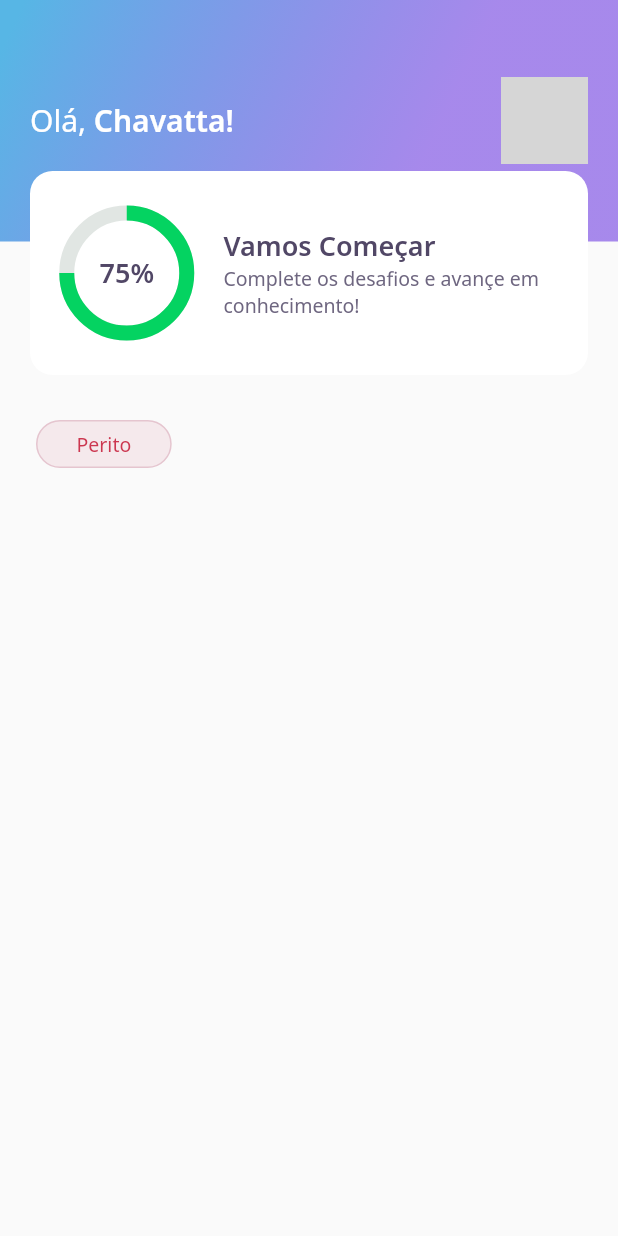
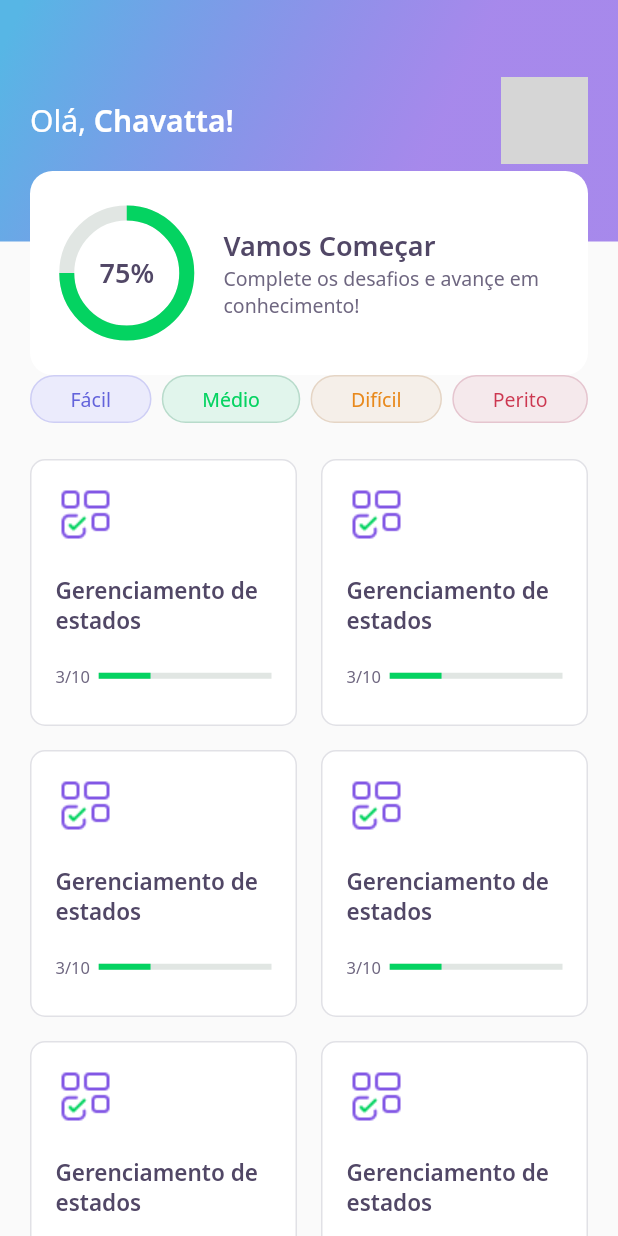
Before and after one commit to chavatta/NLW-05, a Flutter app: the screen it shows after launch, on a phone screen of 412 x 824 dp. Run offline on Flutter 3.47's test engine with Material 2 defaults, Android fonts, the phone set to English and light mode, and no system bars; our stand-ins replace google_fonts; network calls fail; grey boxes are pictures that could not be loaded.

Commit message:
Finalização da HomePage

```diff
--- a/lib/home/home_page.dart
+++ b/lib/home/home_page.dart
@@ -1,5 +1,6 @@
 import 'package:DevQuiz/home/widgets/appBar/app_bar_widgets.dart';
 import 'package:DevQuiz/home/widgets/levelButton/level_button_widget.dart';
+import 'package:DevQuiz/home/widgets/quiz_card/quiz_card_widget.dart';
 import 'package:flutter/material.dart';
 
 class HomePage extends StatefulWidget {
@@ -15,15 +16,45 @@ class _HomePageState extends State<HomePage> {
     return Scaffold(
       appBar: AppBarWidgets(),
       body: Padding(
-        padding: const EdgeInsets.symmetric(horizontal: 24, vertical: 30),
-        child: Container(
+        padding: const EdgeInsets.symmetric(horizontal: 20),
         child: Column(
           children: [
+            Row(
+              mainAxisAlignment: MainAxisAlignment.spaceBetween,
+              children: [
+                LevelButtonWidget(
+                  label: "Fácil",
+                ),
+                LevelButtonWidget(
+                  label: "Médio",
+                ),
+                LevelButtonWidget(
+                  label: "Difícil",
+                ),
                 LevelButtonWidget(
                   label: "Perito",
                 ),
               ],
             ),
+            SizedBox(
+              height: 24,
+            ),
+            Expanded(
+              child: GridView.count(
+                crossAxisCount: 2,
+                crossAxisSpacing: 16,
+                mainAxisSpacing: 16,
+                children: [
+                  QuizCardWidget(),
+                  QuizCardWidget(),
+                  QuizCardWidget(),
+                  QuizCardWidget(),
+                  QuizCardWidget(),
+                  QuizCardWidget(),
+                ],
+              ),
+            ),
+          ],
         ),
       ),
     );
--- a/lib/home/widgets/appBar/app_bar_widgets.dart
+++ b/lib/home/widgets/appBar/app_bar_widgets.dart
@@ -45,7 +45,10 @@ class AppBarWidgets extends PreferredSize {
                     ],
                   ),
                 ),
-                Align(alignment: Alignment(0.0, 1.0), child: ScoreCardWidget())
+                Align(
+                  alignment: Alignment(0.0, 1.0),
+                  child: ScoreCardWidget(),
+                )
               ],
             ),
           ),
--- /dev/null
+++ b/lib/home/widgets/quiz_card/quiz_card_widget.dart
@@ -0,0 +1,57 @@
+import 'package:DevQuiz/core/core.dart';
+import 'package:flutter/material.dart';
+
+class QuizCardWidget extends StatelessWidget {
+  const QuizCardWidget({Key? key}) : super(key: key);
+
+  @override
+  Widget build(BuildContext context) {
+    return Container(
+      padding: EdgeInsets.all(16),
+      decoration: BoxDecoration(
+          border: Border.fromBorderSide(BorderSide(color: AppColors.border)),
+          color: AppColors.white,
+          borderRadius: BorderRadius.circular(10)),
+      child: Column(
+        crossAxisAlignment: CrossAxisAlignment.start,
+        children: [
+          Container(
+            height: 40,
+            width: 40,
+            child: Image.asset(AppImages.blocks),
+          ),
+          SizedBox(
+            height: 20,
+          ),
+          Text(
+            "Gerenciamento de estados",
+            style: AppTextStyles.heading15,
+          ),
+          SizedBox(
+            height: 20,
+          ),
+          Row(
+            children: [
+              Expanded(
+                flex: 1,
+                child: Text(
+                  "3/10",
+                  style: AppTextStyles.body11,
+                ),
+              ),
+              Expanded(
+                flex: 4,
+                child: LinearProgressIndicator(
+                  value: 0.3,
+                  backgroundColor: AppColors.chartSecondary,
+                  valueColor:
+                      AlwaysStoppedAnimation<Color>(AppColors.chartPrimary),
+                ),
+              )
+            ],
+          )
+        ],
+      ),
+    );
+  }
+}
--- a/pubspec.yaml
+++ b/pubspec.yaml
@@ -1,5 +1,5 @@
 name: DevQuiz
-description: DevQuiz - Gabul DEV
+description: DevQuiz - Lucas Chavatta
 version: 1.0.0+1
 
 environment:
```
Lines whose indentation alone changed are shown as unchanged.
